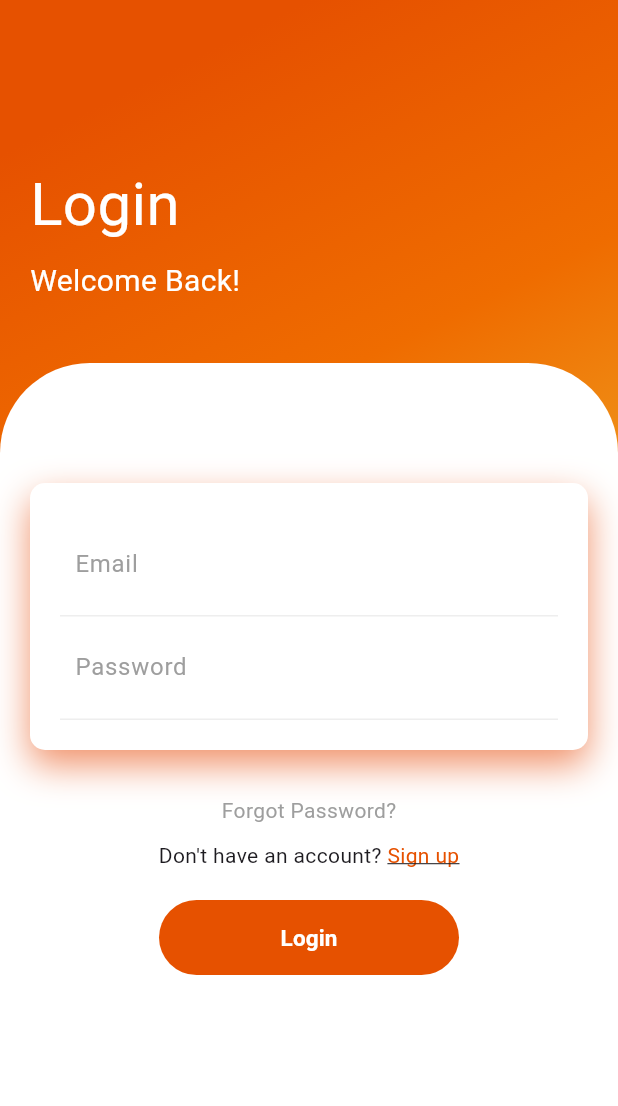
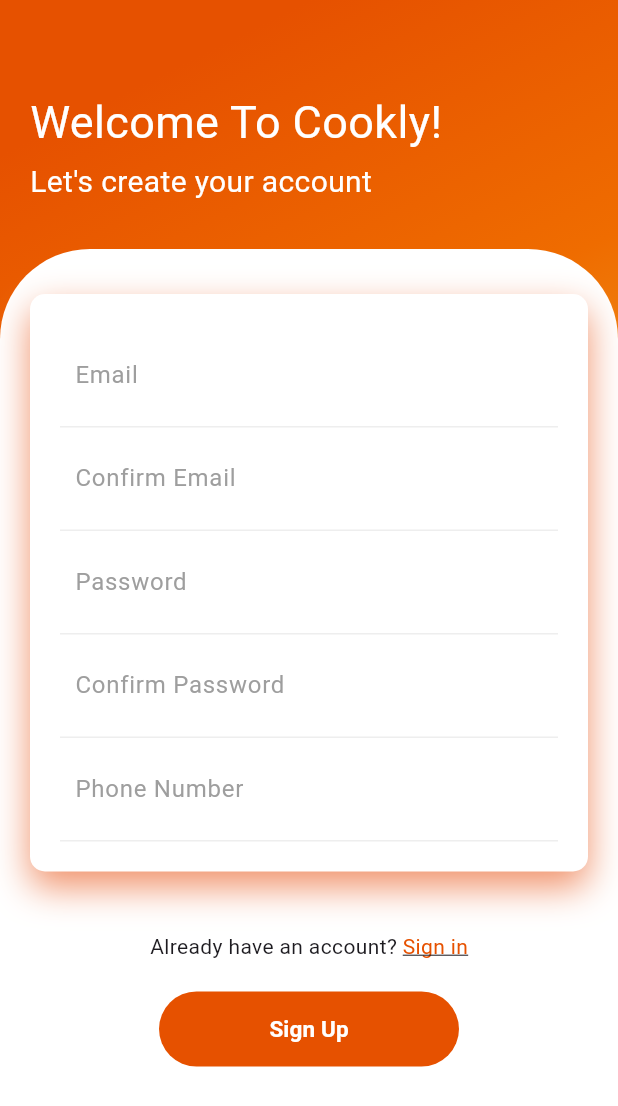
Before and after one commit to GhenaMasri/Cookly, a Flutter app: the screen it shows after launch, on a phone screen of 412 x 824 dp. Shown: the top 1106 px of the screen. Run offline on Flutter 3.47's test engine with Material 3 defaults, Android fonts, the phone set to English and light mode, and no system bars.

Commit message:
Creating signup page

```diff
--- a/lib/main.dart
+++ b/lib/main.dart
@@ -1,6 +1,6 @@
 import 'package:flutter/material.dart';
 import 'package:untitled/signin.dart';
-
+import 'package:untitled/signup.dart';
 void main() {
   runApp(const MyApp());
 }
@@ -12,7 +12,7 @@ class MyApp extends StatelessWidget {
   @override
   Widget build(BuildContext context) {
     return const MaterialApp(
-      home: Signin(),
+      home: Signup(),
     );
   }
 }
--- /dev/null
+++ b/lib/signup.dart
@@ -0,0 +1,193 @@
+import 'package:flutter/material.dart';
+
+
+class Signup extends StatefulWidget {
+  const Signup({Key? key});
+
+  @override
+  State<StatefulWidget> createState() => _Signup();
+}
+
+class _Signup extends State<Signup> {
+  @override
+  Widget build(BuildContext context) {
+    return MaterialApp(
+        home: Scaffold(
+      body: Container(
+        width: double.infinity,
+        decoration: const BoxDecoration(
+            gradient: LinearGradient(begin: Alignment.topCenter, colors: [
+          Color.fromARGB(255, 230, 81, 0),
+          Color.fromARGB(255, 239, 108, 0),
+          Color.fromARGB(255, 239, 167, 38)
+        ])),
+        child: Column(
+          crossAxisAlignment: CrossAxisAlignment.start,
+          children: [
+            const SizedBox(
+              height: 40,
+            ),
+            const Padding(
+              padding: EdgeInsets.all(20),
+              child: Column(
+                crossAxisAlignment: CrossAxisAlignment.start,
+                children: [
+                  Text(
+                    "Welcome To Cookly!",
+                    style: TextStyle(color: Colors.white, fontSize: 30),
+                  ),
+                  SizedBox(
+                    height: 4,
+                  ),
+                  Text(
+                    "Let's create your account",
+                    style: TextStyle(color: Colors.white, fontSize: 20),
+                  ),
+                ],
+              ),
+            ),
+            const SizedBox(
+              height: 10,
+            ),
+            Expanded(
+                child: Container(
+                    width: double.infinity,
+                    decoration: const BoxDecoration(
+                        color: Colors.white,
+                        borderRadius: BorderRadius.only(
+                            topLeft: Radius.circular(60),
+                            topRight: Radius.circular(60))),
+                    child: Form(
+                        child: Padding(
+                      padding: const EdgeInsets.all(20),
+                      child: Column(
+                        children: [
+                          const SizedBox(
+                            height: 10,
+                          ),
+                          Container(
+                            padding: const EdgeInsets.all(20),
+                            decoration: const BoxDecoration(
+                                color: Colors.white,
+                                borderRadius:
+                                    BorderRadius.all(Radius.circular(10)),
+                                boxShadow: [
+                                  BoxShadow(
+                                      color: Color.fromRGBO(240, 144, 104, 0.988),
+                                      blurRadius: 20,
+                                      offset: Offset(0, 10)),
+                                ]),
+                            child: Column(
+                              children: [
+                                Container(
+                                  padding: const EdgeInsets.all(10),
+                                  decoration: const BoxDecoration(
+                                      border: Border(
+                                          bottom: BorderSide(
+                                              color: Color.fromARGB(
+                                                  255, 238, 238, 238)))),
+                                  child: TextFormField(
+                                    decoration: const InputDecoration(
+                                        hintText: "Email",
+                                        hintStyle:
+                                            TextStyle(color: Colors.grey),
+                                        border: InputBorder.none),
+                                  ),
+                                ),
+                                Container(
+                                  padding: const EdgeInsets.all(10),
+                                  decoration: const BoxDecoration(
+                                      border: Border(
+                                          bottom: BorderSide(
+                                              color: Color.fromARGB(
+                                                  255, 238, 238, 238)))),
+                                  child: TextFormField(
+                                    decoration: const InputDecoration(
+                                        hintText: "Confirm Email",
+                                        hintStyle:
+                                            TextStyle(color: Colors.grey),
+                                        border: InputBorder.none),
+                                  ),
+                                ),
+                                Container(
+                                  padding: const EdgeInsets.all(10),
+                                  decoration: const BoxDecoration(
+                                      border: Border(
+                                          bottom: BorderSide(
+                                              color: Color.fromARGB(
+                                                  255, 238, 238, 238)))),
+                                  child: TextFormField(
+                                    decoration: const InputDecoration(
+                                        hintText: "Password",
+                                        hintStyle:
+                                            TextStyle(color: Colors.grey),
+                                        border: InputBorder.none),
+                                  ),
+                                ),
+                                Container(
+                                  padding: const EdgeInsets.all(10),
+                                  decoration: const BoxDecoration(
+                                      border: Border(
+                                          bottom: BorderSide(
+                                              color: Color.fromARGB(
+                                                  255, 238, 238, 238)))),
+                                  child: TextFormField(
+                                    decoration: const InputDecoration(
+                                        hintText: "Confirm Password",
+                                        hintStyle:
+                                            TextStyle(color: Colors.grey),
+                                        border: InputBorder.none),
+                                  ),
+                                ),
+                                Container(
+                                  padding: const EdgeInsets.all(10),
+                                  decoration: const BoxDecoration(
+                                      border: Border(
+                                          bottom: BorderSide(
+                                              color: Color.fromARGB(
+                                                  255, 238, 238, 238)))),
+                                  child: TextFormField(
+                                    decoration: const InputDecoration(
+                                        hintText: "Phone Number",
+                                        hintStyle:
+                                            TextStyle(color: Colors.grey),
+                                        border: InputBorder.none),
+                                  ),
+                                ),
+                              ],
+                            ),
+                          ),
+                          const SizedBox(
+                            height: 30,
+                          ),
+                          Row(
+                            mainAxisAlignment: MainAxisAlignment.center,
+                            children: [
+                            const Text("Already have an account? "),
+                            GestureDetector(
+                              onTap: (){},
+                              child: const Padding(
+                                padding: EdgeInsets.symmetric(vertical: 10),
+                                child:
+                                  Text("Sign in", style: TextStyle(color: Color.fromARGB(255, 230, 81, 0), decoration: TextDecoration.underline),),
+
+                              ),
+                            )
+                          ],),
+                          const SizedBox(height: 10,),
+                          MaterialButton(onPressed: (){},
+                          color: const Color.fromARGB(255, 230, 81, 0),
+                          elevation: 0,
+                          shape: RoundedRectangleBorder(borderRadius: BorderRadius.circular(50)),
+                          minWidth: 200,
+                          height: 50,
+                          child: const Text("Sign Up", style: TextStyle(color: Colors.white, fontWeight: FontWeight.w600, fontSize: 15),),)
+                        ],
+                      ),
+                    ))))
+          ],
+        ),
+      ),
+    ));
+  }
+}
```
